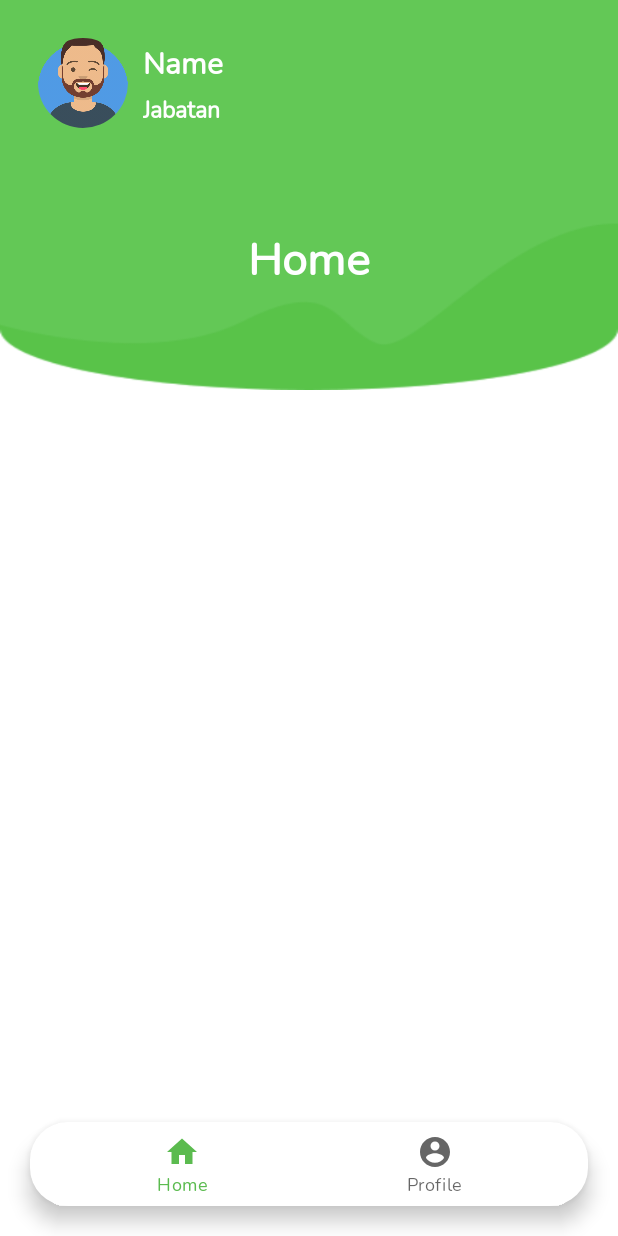
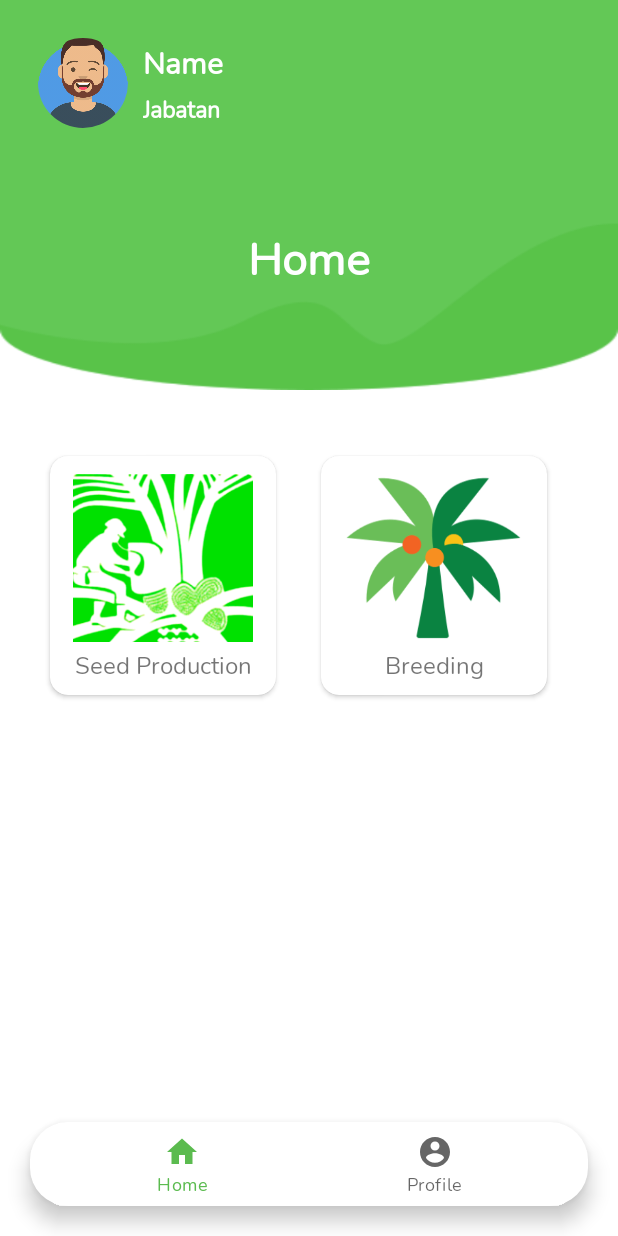
Before and after one commit to tukangk3tik/sense-longish, an Android app: the HomeFragment screen opened directly, with no data from a screen before it, on a phone screen of 412 x 824 dp. Run offline under Robolectric (Android 15) with nearby library versions, the phone set to English and light mode, and no system bars; our stand-ins replace CircleImageView, navigation-ui.

Commit message:
1. Dynamic menu for home 2. Add routes management

```diff
--- a/app/build.gradle
+++ b/app/build.gradle
@@ -55,4 +55,5 @@ dependencies {
     androidTestImplementation 'androidx.test.espresso:espresso-core:3.4.0'
 
     implementation 'de.hdodenhof:circleimageview:3.0.2'
+    implementation 'com.github.bumptech.glide:glide:4.11.0'
 }
--- a/app/src/main/java/app/ourapps/apps_rebuild/data/menu_data.kt
+++ b/app/src/main/java/app/ourapps/apps_rebuild/data/menu_data.kt
@@ -1,12 +1,15 @@
 package app.ourapps.apps_rebuild.data
 
+import app.ourapps.apps_rebuild.R
 import app.ourapps.apps_rebuild.models.menu.Menu
 import app.ourapps.apps_rebuild.models.menu.MenuType
+import app.ourapps.apps_rebuild.ui.breed.BreedingActivity
+import app.ourapps.apps_rebuild.ui.seedp.SeedPActivity
 
 //menu for home
 val mainMenu = listOf<Menu>(
-    Menu(1, "Seed Production", MenuType.MAIN),
-    Menu(2,"Breeding", MenuType.MAIN)
+    Menu(1,  R.string.seed_production, MenuType.MAIN, R.drawable.ic_menu_sp, "sp"),
+    Menu(2, R.string.breeding, MenuType.MAIN, R.drawable.ic_menu_breeding, "breeding")
 )
 
 val subMenu = listOf<Menu>(
--- a/app/src/main/java/app/ourapps/apps_rebuild/models/menu/Menu.kt
+++ b/app/src/main/java/app/ourapps/apps_rebuild/models/menu/Menu.kt
@@ -1,13 +1,15 @@
 package app.ourapps.apps_rebuild.models.menu
 
+import android.app.Activity
 import android.os.Parcelable
 import kotlinx.android.parcel.Parcelize
 
 @Parcelize
 data class Menu(
     var id : Int,
-    var name : String,
+    var nameStrRes : Int,
     var type : MenuType,
-    var imageIcon : Int? = null,
+    var imageIcon : Int,
+    var route : String,
     var parent : Int? = null
 ) : Parcelable
--- /dev/null
+++ b/app/src/main/java/app/ourapps/apps_rebuild/routes.kt
@@ -0,0 +1,35 @@
+package app.ourapps.apps_rebuild
+
+import app.ourapps.apps_rebuild.ui.breed.BreedingActivity
+import app.ourapps.apps_rebuild.ui.seedp.SeedPActivity
+
+class AppRoutes {
+
+    private var classRoute : Class<*>? = null
+
+    companion object {
+        @Volatile
+        private var INSTANCE : AppRoutes? = null
+
+        fun getInstance(): AppRoutes = INSTANCE ?: synchronized(this){
+            val instance = AppRoutes()
+            INSTANCE = instance
+            instance
+        }
+    }
+
+    fun setDestination(destination: String) {
+        when (destination) {
+            "sp" -> classRoute = SeedPActivity::class.java
+            "breeding" -> classRoute = BreedingActivity::class.java
+            else -> {
+                classRoute = null
+                println("No route available!")
+            }
+        }
+    }
+
+    fun getActivityRoute(): Class<*>? {
+        return classRoute
+    }
+}
--- a/app/src/main/java/app/ourapps/apps_rebuild/ui/home/HomeFragment.kt
+++ b/app/src/main/java/app/ourapps/apps_rebuild/ui/home/HomeFragment.kt
@@ -1,61 +1,50 @@
 package app.ourapps.apps_rebuild.ui.home
 
 import android.os.Bundle
-import androidx.fragment.app.Fragment
 import android.view.LayoutInflater
 import android.view.View
 import android.view.ViewGroup
-import app.ourapps.apps_rebuild.R
+import androidx.fragment.app.Fragment
+import androidx.lifecycle.Observer
+import androidx.recyclerview.widget.GridLayoutManager
+import app.ourapps.apps_rebuild.databinding.FragmentHomeBinding
 
-// TODO: Rename parameter arguments, choose names that match
-// the fragment initialization parameters, e.g. ARG_ITEM_NUMBER
-private const val ARG_PARAM1 = "param1"
-private const val ARG_PARAM2 = "param2"
 
-/**
- * A simple [Fragment] subclass.
- * Use the [HomeFragment.newInstance] factory method to
- * create an instance of this fragment.
- */
 class HomeFragment : Fragment() {
-    // TODO: Rename and change types of parameters
-    private var param1: String? = null
-    private var param2: String? = null
 
-    override fun onCreate(savedInstanceState: Bundle?) {
-        super.onCreate(savedInstanceState)
-        arguments?.let {
-            param1 = it.getString(ARG_PARAM1)
-            param2 = it.getString(ARG_PARAM2)
-        }
-    }
+    private lateinit var homeViewModel: HomeViewModel
+    private lateinit var adapter: MenuGridAdapter
+
+    private var _binding: FragmentHomeBinding? = null
+    private val binding get() = _binding!!
 
     override fun onCreateView(
         inflater: LayoutInflater, container: ViewGroup?,
         savedInstanceState: Bundle?
-    ): View? {
+    ): View {
+        homeViewModel = HomeViewModel()
+
+        _binding = FragmentHomeBinding.inflate(inflater, container, false)
+        val root: View = binding.root
+
+        adapter = MenuGridAdapter()
+        binding.rvMainMenu.layoutManager = GridLayoutManager(root.context, 2)
+        binding.rvMainMenu.adapter = adapter
+
+        homeViewModel.listMainMenu.observe(viewLifecycleOwner, Observer {
+            if (it.isNotEmpty()){
+                adapter.setData(it)
+            }
+        })
 
         // Inflate the layout for this fragment
-        return inflater.inflate(R.layout.fragment_home, container, false)
+        return root
     }
 
-    companion object {
-        /**
-         * Use this factory method to create a new instance of
-         * this fragment using the provided parameters.
-         *
-         * @param param1 Parameter 1.
-         * @param param2 Parameter 2.
-         * @return A new instance of fragment HomeFragment.
-         */
-        // TODO: Rename and change types and number of parameters
-        @JvmStatic
-        fun newInstance(param1: String, param2: String) =
-            HomeFragment().apply {
-                arguments = Bundle().apply {
-                    putString(ARG_PARAM1, param1)
-                    putString(ARG_PARAM2, param2)
-                }
-            }
+    override fun onDestroyView() {
+        super.onDestroyView()
+        _binding = null
     }
+
+
 }
--- a/app/src/main/java/app/ourapps/apps_rebuild/ui/home/HomeViewModel.kt
+++ b/app/src/main/java/app/ourapps/apps_rebuild/ui/home/HomeViewModel.kt
@@ -3,13 +3,14 @@ package app.ourapps.apps_rebuild.ui.home
 import androidx.lifecycle.LiveData
 import androidx.lifecycle.MutableLiveData
 import androidx.lifecycle.ViewModel
+import app.ourapps.apps_rebuild.data.mainMenu
+import app.ourapps.apps_rebuild.models.menu.Menu
 
 class HomeViewModel : ViewModel() {
 
+    private val _mainMenu = MutableLiveData<List<Menu>>().apply {
+        value = mainMenu
+    }
 
-
-    private val _text = MutableLiveData<String>().apply {
-        value = "This is home Fragment"
-    }
-    val text: LiveData<String> = _text
+    val listMainMenu: LiveData<List<Menu>> = _mainMenu
 }
--- /dev/null
+++ b/app/src/main/java/app/ourapps/apps_rebuild/ui/home/MenuGridAdapter.kt
@@ -0,0 +1,62 @@
+package app.ourapps.apps_rebuild.ui.home
+
+import android.content.Intent
+import android.view.LayoutInflater
+import android.view.ViewGroup
+import androidx.recyclerview.widget.RecyclerView
+import app.ourapps.apps_rebuild.AppRoutes
+import app.ourapps.apps_rebuild.databinding.ItemGridMenuBinding
+import app.ourapps.apps_rebuild.models.menu.Menu
+import com.bumptech.glide.Glide
+import com.bumptech.glide.request.RequestOptions
+
+class MenuGridAdapter()
+    : RecyclerView.Adapter<MenuGridAdapter.MenuGridHolder>()
+{
+    private val listMainMenu = ArrayList<Menu>()
+    private val routes = AppRoutes.getInstance()
+
+    override fun onCreateViewHolder(
+        parent: ViewGroup,
+        viewType: Int
+    ): MenuGridHolder {
+        val binding = ItemGridMenuBinding.inflate(LayoutInflater.from(parent.context), parent, false)
+        return MenuGridHolder(binding)
+    }
+
+    override fun onBindViewHolder(holder: MenuGridHolder, position: Int) {
+        holder.bind(listMainMenu[position])
+    }
+
+    override fun getItemCount(): Int = listMainMenu.size
+
+    inner class MenuGridHolder(private val binding: ItemGridMenuBinding)
+        : RecyclerView.ViewHolder(binding.root)
+    {
+        fun bind(menu: Menu) {
+            with(binding) {
+                Glide.with(itemView.context)
+                    .load(menu.imageIcon)
+                    .apply(RequestOptions().override(350, 550))
+                    .into(menuIcon)
+
+                menuString.text = itemView.resources.getString(menu.nameStrRes)
+
+                itemView.setOnClickListener {
+                    routes.setDestination(menu.route)
+
+                    val destination = routes.getActivityRoute()
+                    if (destination != null){
+                        val mIntent = Intent(itemView.context, destination)
+                        itemView.context.startActivity(mIntent)
+                    }
+                }
+            }
+        }
+    }
+
+    fun setData(items: List<Menu>) {
+        listMainMenu.clear()
+        listMainMenu.addAll(items)
+    }
+}
--- a/app/src/main/res/layout/fragment_home.xml
+++ b/app/src/main/res/layout/fragment_home.xml
@@ -71,4 +71,19 @@
         app:layout_constraintEnd_toEndOf="parent"
         />
 
+    <androidx.recyclerview.widget.RecyclerView
+        android:id="@+id/rv_main_menu"
+        android:layout_width="match_parent"
+        android:layout_height="match_parent"
+        android:layout_marginTop="300dp"
+        android:layout_marginBottom="80dp"
+        android:layout_marginStart="25dp"
+        android:layout_marginEnd="25dp"
+        app:layout_constraintTop_toTopOf="parent"
+        app:layout_constraintBottom_toBottomOf="parent"
+        app:layout_constraintStart_toStartOf="parent"
+        app:layout_constraintEnd_toEndOf="parent"
+        tools:listitem="@layout/item_grid_menu" />
+
+
 </androidx.constraintlayout.widget.ConstraintLayout>
--- /dev/null
+++ b/app/src/main/res/layout/item_grid_menu.xml
@@ -0,0 +1,46 @@
+<?xml version="1.0" encoding="utf-8"?>
+<androidx.cardview.widget.CardView xmlns:android="http://schemas.android.com/apk/res/android"
+    android:layout_width="wrap_content"
+    android:layout_height="wrap_content"
+    xmlns:app="http://schemas.android.com/apk/res-auto"
+    android:layout_gravity="center"
+    android:layout_marginLeft="8dp"
+    android:layout_marginRight="8dp"
+    android:layout_marginTop="4dp"
+    android:layout_marginBottom="4dp"
+    app:cardCornerRadius="12dp"
+    android:id="@+id/item_grid_menu"
+    android:elevation="2dp">
+
+    <androidx.constraintlayout.widget.ConstraintLayout
+        android:layout_width="wrap_content"
+        android:layout_height="wrap_content"
+        android:paddingTop="8dp"
+        android:paddingBottom="8dp"
+        android:paddingStart="15dp"
+        android:paddingEnd="15dp">
+
+        <androidx.appcompat.widget.AppCompatImageView
+            android:id="@+id/menu_icon"
+            android:layout_width="120dp"
+            android:layout_height="120dp"
+            android:src="@drawable/image_not_found"
+            app:layout_constraintTop_toTopOf="parent"
+            app:layout_constraintStart_toStartOf="parent"
+            app:layout_constraintEnd_toEndOf="parent"
+            />
+
+        <androidx.appcompat.widget.AppCompatTextView
+            android:id="@+id/menu_string"
+            android:layout_width="wrap_content"
+            android:layout_height="wrap_content"
+            android:text="@string/label_menu_name"
+            android:textSize="16sp"
+            app:layout_constraintStart_toStartOf="parent"
+            app:layout_constraintEnd_toEndOf="parent"
+            app:layout_constraintTop_toBottomOf="@id/menu_icon"
+            />
+
+    </androidx.constraintlayout.widget.ConstraintLayout>
+
+</androidx.cardview.widget.CardView>
--- a/app/src/main/res/values/strings.xml
+++ b/app/src/main/res/values/strings.xml
@@ -20,4 +20,7 @@
     <string name="title_activity_main2">MainActivity2</string>
     <string name="title_dashboard">Dashboard</string>
     <string name="title_notifications">Notifications</string>
+    <string name="seed_production">Seed Production</string>
+    <string name="breeding">Breeding</string>
+    <string name="label_menu_name">Menu name</string>
 </resources>
```
Also changed, not shown: app/src/main/AndroidManifest.xml (+13 -7 lines), app/src/main/java/app/ourapps/apps_rebuild/ui/breed/BreedingActivity.kt (added, +12 -0 lines), app/src/main/java/app/ourapps/apps_rebuild/ui/seedp/SeedPActivity.kt (added, +12 -0 lines), app/src/main/res/layout/activity_breeding.xml (added, +19 -0 lines), app/src/main/res/layout/activity_seed_pactivity.xml (added, +19 -0 lines), app/src/main/res/drawable/ic_menu_breeding.png (added), app/src/main/res/drawable/ic_menu_sp.png (added), app/src/main/res/drawable/image_not_found.png (added).
